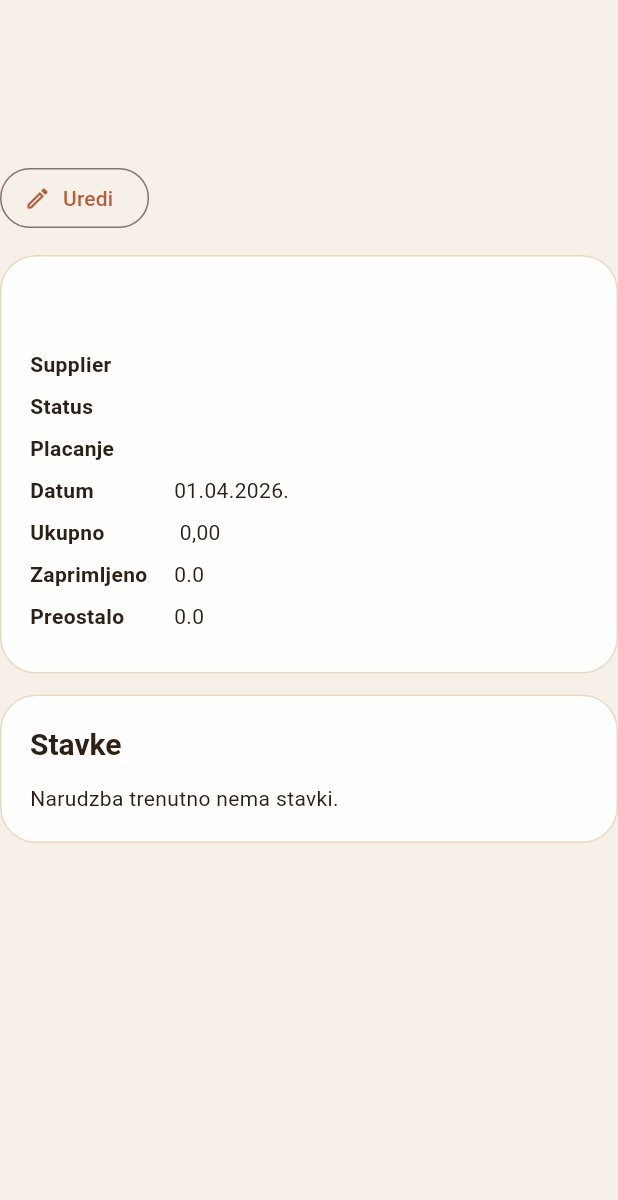
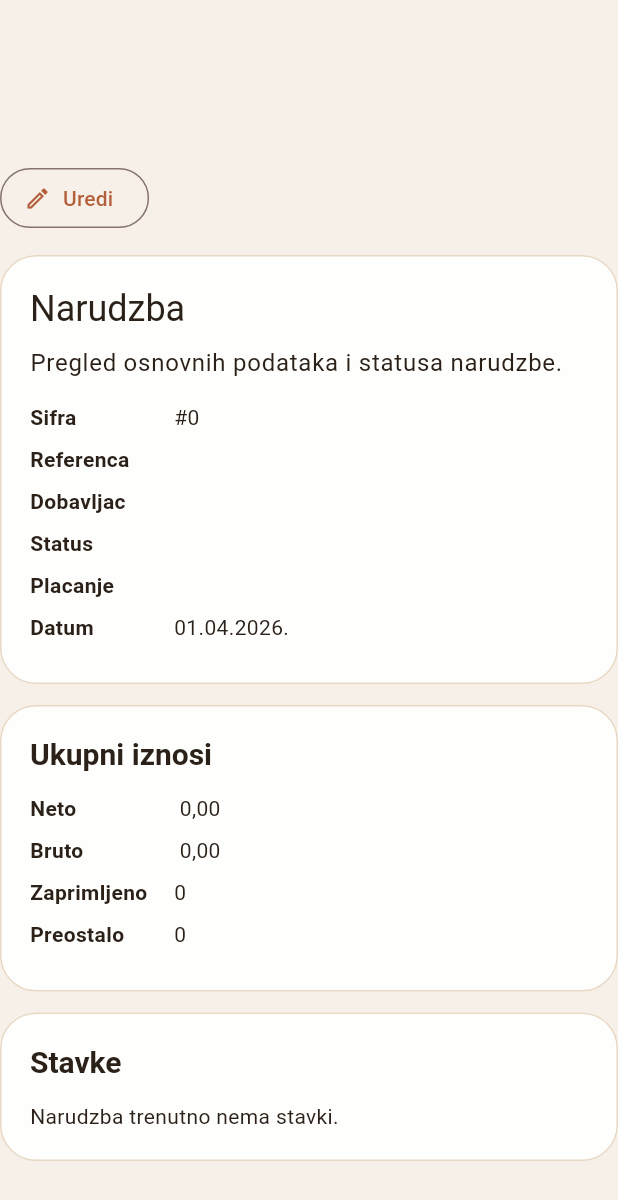
Before and after one commit to avrcanio/mozart-mobile, a Flutter app: the _PurchaseOrderDetailBody widget shown alone on an empty page, opened directly with empty values, on a phone screen of 412 x 824 dp. Shown: the top 1200 px of the screen. Run offline on Flutter 3.47's test engine with Material 3 defaults, Android fonts, the light colour scheme and no system bars; our stand-ins replace flutter_secure_storage; accounts and stored records are empty; network calls fail.

Commit message:
Enhance purchase order detail presentation

```diff
--- a/lib/src/data/purchase_orders/models/purchase_order_dto.dart
+++ b/lib/src/data/purchase_orders/models/purchase_order_dto.dart
@@ -11,6 +11,9 @@ class PurchaseOrderDto {
     required this.paymentTypeId,
     required this.paymentTypeName,
     required this.totalAmount,
+    required this.totalNetAmount,
+    required this.totalGrossAmount,
+    required this.totalDepositAmount,
     required this.currency,
     required this.orderedAt,
     required this.lines,
@@ -25,6 +28,9 @@ class PurchaseOrderDto {
   final int? paymentTypeId;
   final String paymentTypeName;
   final double totalAmount;
+  final double totalNetAmount;
+  final double totalGrossAmount;
+  final double totalDepositAmount;
   final String currency;
   final DateTime? orderedAt;
   final List<PurchaseOrderLineDto> lines;
@@ -81,6 +87,13 @@ class PurchaseOrderDto {
             json['total'] ??
             json['total_net'],
       ),
+      totalNetAmount: _asDouble(json['total_net'] ?? json['net_total']),
+      totalGrossAmount: _asDouble(
+        json['total_gross'] ?? json['gross_total'] ?? json['total_amount'],
+      ),
+      totalDepositAmount: _asDouble(
+        json['total_deposit'] ?? json['deposit_total'],
+      ),
       currency: (json['currency'] ?? 'EUR').toString(),
       orderedAt: _asDateTime(json['ordered_at'] ?? json['created_at']),
       lines: lines,
@@ -99,6 +112,9 @@ class PurchaseOrderDto {
       paymentTypeName:
           paymentTypeName.isEmpty ? 'Nije definirano' : paymentTypeName,
       totalAmount: totalAmount,
+      totalNetAmount: totalNetAmount,
+      totalGrossAmount: totalGrossAmount == 0 ? totalAmount : totalGrossAmount,
+      totalDepositAmount: totalDepositAmount,
       currency: currency,
       orderedAt: orderedAt,
       lines: lines.map((line) => line.toDomain()).toList(),
--- a/lib/src/domain/purchase_order.dart
+++ b/lib/src/domain/purchase_order.dart
@@ -9,6 +9,9 @@ class PurchaseOrder {
     required this.paymentTypeId,
     required this.paymentTypeName,
     required this.totalAmount,
+    this.totalNetAmount = 0,
+    this.totalGrossAmount = 0,
+    this.totalDepositAmount = 0,
     required this.currency,
     required this.orderedAt,
     required this.lines,
@@ -23,6 +26,9 @@ class PurchaseOrder {
   final int? paymentTypeId;
   final String paymentTypeName;
   final double totalAmount;
+  final double totalNetAmount;
+  final double totalGrossAmount;
+  final double totalDepositAmount;
   final String currency;
   final DateTime? orderedAt;
   final List<PurchaseOrderLine> lines;
--- a/lib/src/presentation/screens/purchase_order_detail_screen.dart
+++ b/lib/src/presentation/screens/purchase_order_detail_screen.dart
@@ -25,7 +25,7 @@ class PurchaseOrderDetailScreen extends StatelessWidget {
   Widget build(BuildContext context) {
     return Scaffold(
       appBar: AppBar(
-        title: const Text('Purchase Order Detail'),
+        title: const Text('Detalji narudzbe'),
       ),
       body: SafeArea(
         child: Padding(
@@ -168,6 +168,7 @@ class _PurchaseOrderDetailBody extends StatelessWidget {
       decimalDigits: 2,
     );
     final dateFormat = DateFormat('dd.MM.yyyy.', 'hr_HR');
+    final numberFormat = NumberFormat.decimalPattern('hr_HR');
 
     if (state.isLoading && !state.hasContent) {
       return const _DetailStateCard(
@@ -282,12 +283,17 @@ class _PurchaseOrderDetailBody extends StatelessWidget {
             child: Column(
               crossAxisAlignment: CrossAxisAlignment.start,
               children: [
+                Text('Narudzba ${order.reference}',
+                    style: Theme.of(context).textTheme.headlineSmall),
+                const SizedBox(height: 8),
                 Text(
-                  order.reference,
-                  style: Theme.of(context).textTheme.headlineMedium,
+                  'Pregled osnovnih podataka i statusa narudzbe.',
+                  style: Theme.of(context).textTheme.bodyLarge,
                 ),
-                const SizedBox(height: 12),
-                _DetailRow(label: 'Supplier', value: order.supplierName),
+                const SizedBox(height: 16),
+                _DetailRow(label: 'Sifra', value: '#${order.id}'),
+                _DetailRow(label: 'Referenca', value: order.reference),
+                _DetailRow(label: 'Dobavljac', value: order.supplierName),
                 _DetailRow(
                   label: 'Status',
                   value: order.statusLabel,
@@ -300,18 +306,52 @@ class _PurchaseOrderDetailBody extends StatelessWidget {
                   label: 'Datum',
                   value: _formatDate(order.orderedAt, dateFormat),
                 ),
+              ],
+            ),
+          ),
+        ),
+        const SizedBox(height: 14),
+        Card(
+          child: Padding(
+            padding: const EdgeInsets.all(20),
+            child: Column(
+              crossAxisAlignment: CrossAxisAlignment.start,
+              children: [
+                Text(
+                  'Ukupni iznosi',
+                  style: Theme.of(context).textTheme.titleLarge,
+                ),
+                const SizedBox(height: 14),
                 _DetailRow(
-                  label: 'Ukupno',
-                  value:
-                      '${order.currency} ${currencyFormat.format(order.totalAmount).trim()}',
+                  label: 'Neto',
+                  value: _formatMoney(order.totalNetAmount, order.currency, currencyFormat),
                 ),
                 _DetailRow(
+                  label: 'Bruto',
+                  value: _formatMoney(
+                    order.totalGrossAmount == 0
+                        ? order.totalAmount
+                        : order.totalGrossAmount,
+                    order.currency,
+                    currencyFormat,
+                  ),
+                ),
+                if (order.totalDepositAmount > 0)
+                  _DetailRow(
+                    label: 'Povratna',
+                    value: _formatMoney(
+                      order.totalDepositAmount,
+                      order.currency,
+                      currencyFormat,
+                    ),
+                  ),
+                _DetailRow(
                   label: 'Zaprimljeno',
-                  value: order.receivedQuantity.toString(),
+                  value: _formatQuantity(order.receivedQuantity, numberFormat),
                 ),
                 _DetailRow(
                   label: 'Preostalo',
-                  value: order.remainingQuantity.toString(),
+                  value: _formatQuantity(order.remainingQuantity, numberFormat),
                 ),
               ],
             ),
@@ -335,7 +375,12 @@ class _PurchaseOrderDetailBody extends StatelessWidget {
                   ...order.lines.map(
                     (line) => Padding(
                       padding: const EdgeInsets.only(bottom: 12),
-                      child: _LineItemCard(line: line),
+                      child: _LineItemCard(
+                        line: line,
+                        currency: order.currency,
+                        numberFormat: numberFormat,
+                        currencyFormat: currencyFormat,
+                      ),
                     ),
                   ),
               ],
@@ -380,9 +425,17 @@ class _DetailRow extends StatelessWidget {
 }
 
 class _LineItemCard extends StatelessWidget {
-  const _LineItemCard({required this.line});
+  const _LineItemCard({
+    required this.line,
+    required this.currency,
+    required this.numberFormat,
+    required this.currencyFormat,
+  });
 
   final PurchaseOrderLine line;
+  final String currency;
+  final NumberFormat numberFormat;
+  final NumberFormat currencyFormat;
 
   @override
   Widget build(BuildContext context) {
@@ -403,10 +456,14 @@ class _LineItemCard extends StatelessWidget {
             style: Theme.of(context).textTheme.titleMedium,
           ),
           const SizedBox(height: 8),
-          Text('Kolicina: ${line.quantity}'),
-          Text('Zaprimljeno: ${line.receivedQuantity}'),
-          Text('Preostalo: ${line.remainingQuantity}'),
-          Text('Cijena: ${line.unitPrice.toStringAsFixed(2)}'),
+          Text(
+            'Kolicina: ${_formatQuantity(line.quantity, numberFormat)} ${line.unitName}'.trim(),
+          ),
+          Text('Zaprimljeno: ${_formatQuantity(line.receivedQuantity, numberFormat)}'),
+          Text('Preostalo: ${_formatQuantity(line.remainingQuantity, numberFormat)}'),
+          Text(
+            'Cijena: ${_formatMoney(line.unitPrice, currency, currencyFormat)}',
+          ),
         ],
       ),
     );
@@ -476,3 +533,14 @@ String _formatDate(DateTime? value, DateFormat formatter) {
   }
   return formatter.format(value.toLocal());
 }
+
+String _formatMoney(double value, String currency, NumberFormat formatter) {
+  return '$currency ${formatter.format(value).trim()}';
+}
+
+String _formatQuantity(double value, NumberFormat formatter) {
+  if (value == value.roundToDouble()) {
+    return formatter.format(value.toInt());
+  }
+  return formatter.format(value);
+}
```
Also changed, not shown: 1 other file.
